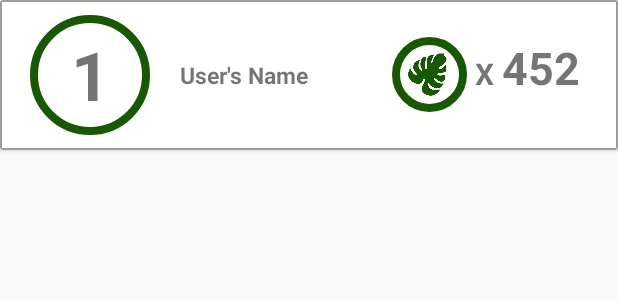
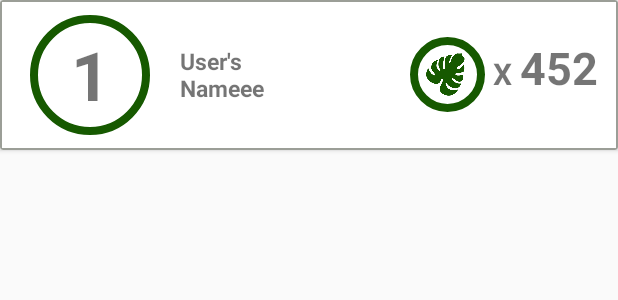
Before and after one commit to andy-cameron/Green_Leaf, an Android app: the layout recycler_layout.xml on its own in the app's theme, with its tools: preview values and no code run, on a phone screen of 412 x 824 dp. Shown: the top 300 px of the screen. Run offline under Robolectric (Android 15) with nearby library versions, the phone set to English and light mode, and no system bars.

Commit message:
fixed display cards

```diff
--- a/app/src/main/res/layout/recycler_layout.xml
+++ b/app/src/main/res/layout/recycler_layout.xml
@@ -18,7 +18,7 @@
             android:orientation="horizontal"
             android:background="@drawable/leaderboard_card_background">
             <LinearLayout
-                android:layout_width="wrap_content"
+                android:layout_width="270dp"
                 android:layout_height="wrap_content"
                 android:orientation="horizontal"
                 android:gravity="center_vertical"
@@ -37,9 +37,10 @@
                     android:id="@+id/users_name_display"
                     android:layout_width="wrap_content"
                     android:layout_height="wrap_content"
-                    android:text="User's Name"
+                    android:text="User's Nameee"
                     android:textStyle="bold"
-                    android:textSize="15sp"/>
+                    android:textSize="15sp"
+                    android:maxLines="2"/>
             </LinearLayout>
             <LinearLayout
                 android:layout_width="match_parent"
@@ -62,7 +63,7 @@
                     android:padding="5dp"/>
                 <TextView
                     android:id="@+id/number_leaves_display_card"
-                    android:layout_width="match_parent"
+                    android:layout_width="60dp"
                     android:layout_height="wrap_content"
                     android:text="452"
                     android:textSize="30sp"
```
Also changed, not shown: app/src/main/res/layout/fragment_leaderboard_screen.xml (+11 -7 lines).
